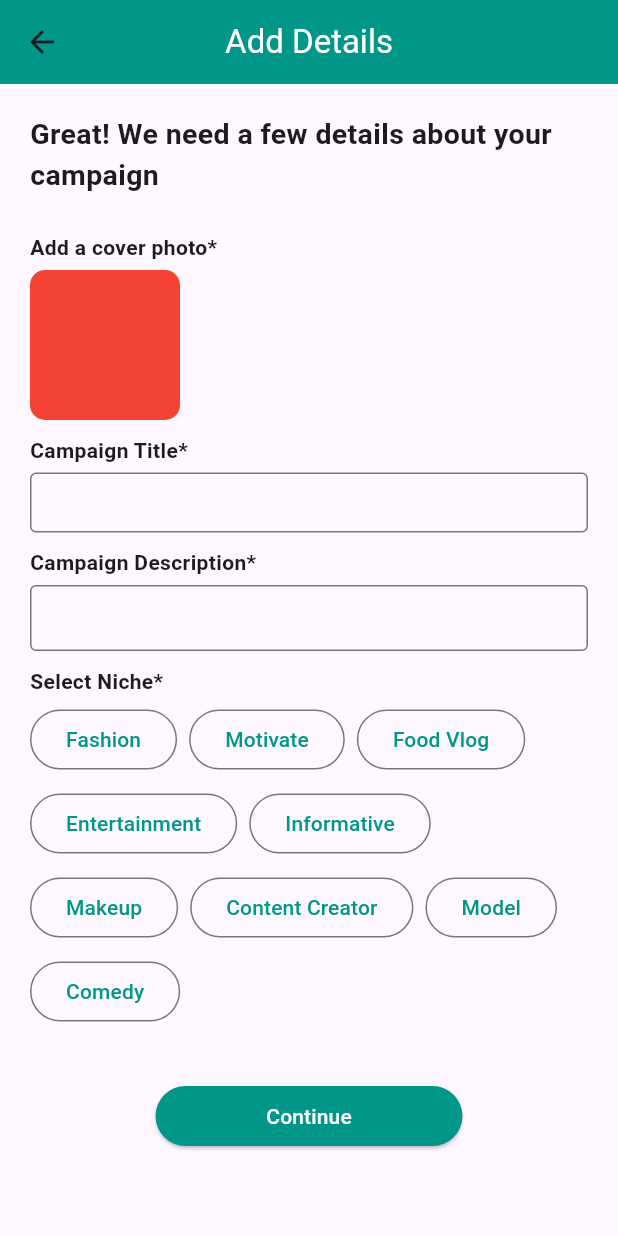
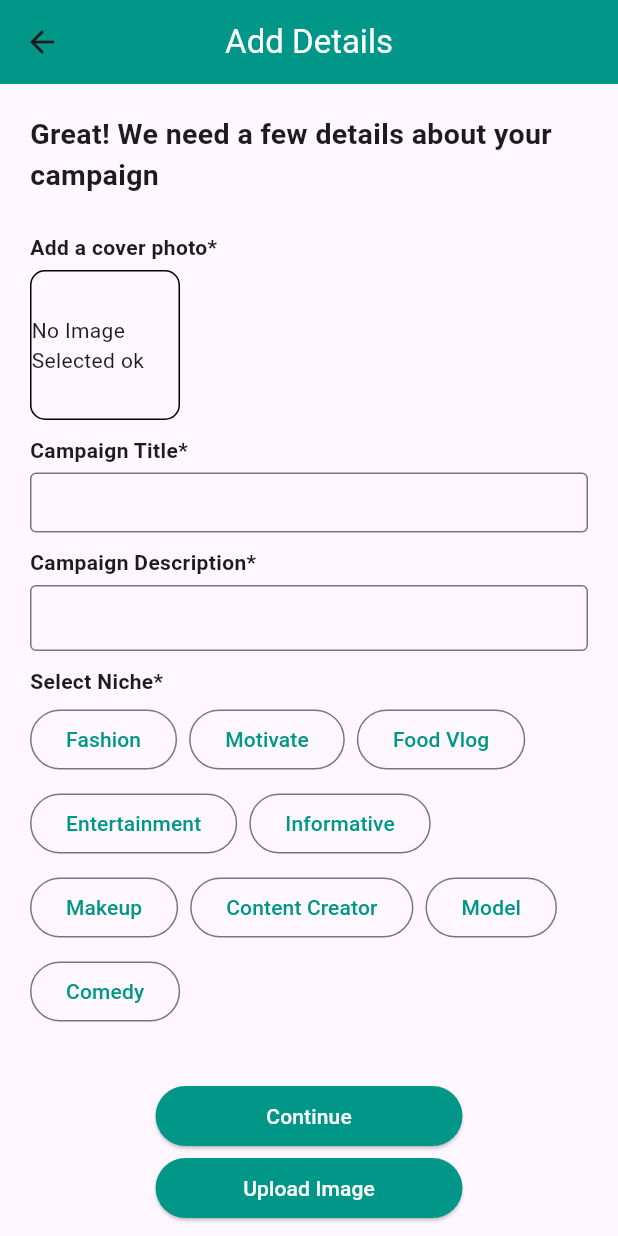
Before and after one commit to ruchibajra/TrendMaster-MobileApp, a Flutter app: the AddDetailsPage screen opened directly, on a phone screen of 412 x 824 dp. Run offline on Flutter 3.47's test engine with Material 3 defaults, Android fonts, the phone set to English and light mode, and no system bars; our stand-ins replace cloud_firestore, firebase_auth, firebase_core, firebase_storage, fluttertoast, google_fonts and 2 more; missing offline and left inert: firebase_app_check, firebase_app_check_platform_interface; accounts and stored records are empty.

Commit message:
image pick in add details complete

```diff
--- a/lib/pages/company_detail_page.dart
+++ b/lib/pages/company_detail_page.dart
@@ -1,7 +1,11 @@
+import 'dart:io';
+
 import 'package:cloud_firestore/cloud_firestore.dart';
 import 'package:firebase_auth/firebase_auth.dart';
+import 'package:firebase_storage/firebase_storage.dart';
 import 'package:flutter/material.dart';
 import 'package:fluttertoast/fluttertoast.dart';
+import 'package:image_picker/image_picker.dart';
 import 'package:trendmasterass2/model/campaign_model.dart';
 import 'package:trendmasterass2/pages/company_budget.dart';
 
@@ -13,6 +17,7 @@ class AddDetailsPage extends StatefulWidget {
 }
 
 class _AddDetailsPageState extends State<AddDetailsPage> {
+
 
   TextEditingController titleController = TextEditingController();
   TextEditingController descriptionController = TextEditingController();
@@ -61,6 +66,41 @@ class _AddDetailsPageState extends State<AddDetailsPage> {
     );
   }
 
+  //some initial image upload initialization code
+  File? _image;
+  final imagePicker = ImagePicker();
+  String? downloadUrl;
+
+
+  //image picking from our device
+  Future imagePickerMethod()async{
+    //picking the file
+    final pick = await imagePicker.pickImage(source: ImageSource.gallery);
+
+    setState(() {
+      if(pick != null){
+        _image = File(pick.path);
+        Fluttertoast.showToast(msg: " Selected");
+      }else
+        {
+          Fluttertoast.showToast(msg: "No File Selected");
+        }
+    });
+  }
+
+  //uploading image to the firebase
+  Future uploadPicture() async{
+    Reference ref = FirebaseStorage.instance.ref().child('images');
+    await ref.putFile(_image!);
+    downloadUrl = await ref.getDownloadURL();
+    print(downloadUrl);
+
+
+  }
+
+
+
+
   @override
   Widget build(BuildContext context) {
     return Scaffold(
@@ -97,12 +137,29 @@ class _AddDetailsPageState extends State<AddDetailsPage> {
               SizedBox(height: 5),
 
               //Upload Photo Section
-              Container(
-                height: 100,
-                width: 100,
-                decoration: BoxDecoration(
-                  borderRadius: BorderRadius.circular(10),
-                  color: Colors.red,
+              GestureDetector(
+                onTap: (){
+                  imagePickerMethod();
+                },
+                child: Container(
+                  height: 100,
+                  width: 100,
+                  decoration: BoxDecoration(
+                    borderRadius: BorderRadius.circular(10),
+                    border: Border.all(color: Colors.black),
+                  ),
+                  child: _image == null
+                    ? const Center(
+                       child: Text("No Image Selected ok"),
+                    ) : ClipRRect(
+                    borderRadius: BorderRadius.circular(10),
+                    child: Image.file(
+                      _image!,
+                      fit: BoxFit.cover, // Set the fit property to cover the entire container
+                    ),
+                  ),
+
+
                 ),
               ),
               SizedBox(height: 10),
@@ -202,6 +259,19 @@ class _AddDetailsPageState extends State<AddDetailsPage> {
                   ),
                 ),
               ),
+              Center(
+                child: FractionallySizedBox(
+                  widthFactor: 0.55, // Adjust this value according to your requirement
+                  child: ElevatedButton(
+                    onPressed: () async{
+                      await uploadPicture();
+                    },
+                    style: ElevatedButton.styleFrom(backgroundColor: Colors.teal, foregroundColor: Colors.white),
+                    child: Text("Upload Image"),
+                  ),
+                ),
+              ),
+
             ],
           ),
         ),
--- a/lib/pages/company_homepage.dart
+++ b/lib/pages/company_homepage.dart
@@ -35,9 +35,7 @@ class CompanyHomePage extends StatelessWidget {
     'assets/images/influencers2.png',
     'assets/images/homepage1.png',
     'assets/images/influencers1.jpg',
-    // Add more images as needed
   ];
-  // Assuming a common radius value, you can customize this based on your design const double imageRadius = 10.0;
 
   @override
   Widget build(BuildContext context) {
--- a/pubspec.yaml
+++ b/pubspec.yaml
@@ -41,6 +41,8 @@ dependencies:
   shared_preferences: ^2.2.2
   fluttertoast: ^8.2.4
   google_sign_in: ^6.2.1
+  firebase_storage: ^11.5.6
+  image_picker: ^1.0.5
 
 dev_dependencies:
   flutter_test:
```
Also changed, not shown: lib/upload_images/show_picture.dart (added, +15 -0 lines), lib/upload_images/upload_picture.dart (added, +15 -0 lines), pubspec.lock, 2 other files.
